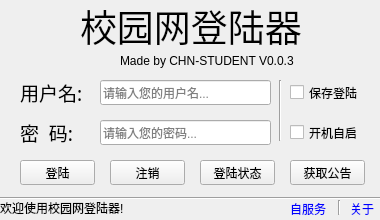
ehaut/srun3k-client-ui, file srun-3k-ui/mainwindow.ui: the form before one commit.
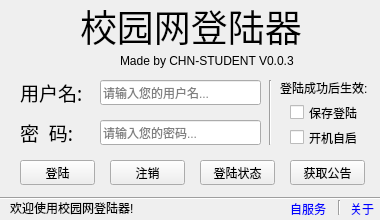
The form after the commit.

```diff
--- a/srun-3k-ui/mainwindow.ui
+++ b/srun-3k-ui/mainwindow.ui
@@ -120,7 +120,7 @@
      <rect>
       <x>100</x>
       <y>80</y>
-      <width>171</width>
+      <width>161</width>
       <height>25</height>
      </rect>
     </property>
@@ -133,7 +133,7 @@
      <rect>
       <x>100</x>
       <y>120</y>
-      <width>171</width>
+      <width>161</width>
       <height>25</height>
      </rect>
     </property>
@@ -187,8 +187,8 @@
     <property name="geometry">
      <rect>
       <x>290</x>
-      <y>80</y>
-      <width>70</width>
+      <y>100</y>
+      <width>80</width>
       <height>25</height>
      </rect>
     </property>
@@ -206,8 +206,8 @@
     <property name="geometry">
      <rect>
       <x>290</x>
-      <y>120</y>
-      <width>70</width>
+      <y>125</y>
+      <width>80</width>
       <height>25</height>
      </rect>
     </property>
@@ -259,7 +259,7 @@
    <widget class="QLabel" name="WELCOME">
     <property name="geometry">
      <rect>
-      <x>0</x>
+      <x>10</x>
       <y>200</y>
       <width>131</width>
       <height>16</height>
@@ -310,10 +310,10 @@
    <widget class="Line" name="line">
     <property name="geometry">
      <rect>
-      <x>270</x>
+      <x>260</x>
       <y>80</y>
       <width>21</width>
-      <height>61</height>
+      <height>65</height>
      </rect>
     </property>
     <property name="orientation">
@@ -355,6 +355,19 @@
      <bool>true</bool>
     </property>
    </widget>
+   <widget class="QLabel" name="label_2">
+    <property name="geometry">
+     <rect>
+      <x>280</x>
+      <y>80</y>
+      <width>91</width>
+      <height>16</height>
+     </rect>
+    </property>
+    <property name="text">
+     <string>登陆成功后生效:</string>
+    </property>
+   </widget>
   </widget>
  </widget>
  <layoutdefault spacing="6" margin="11"/>
```
